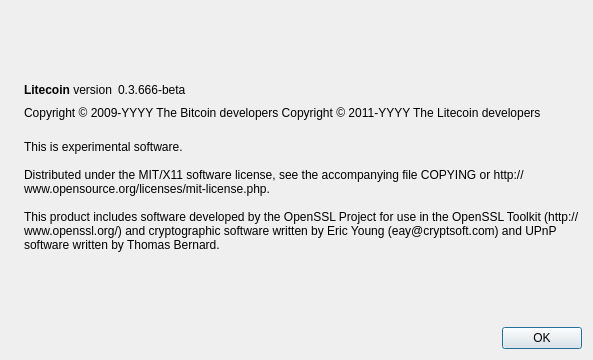
This is src/qt/forms/aboutdialog.ui in egulden-coin/egulden as Qt 5 draws it before an edit. The edited form follows.
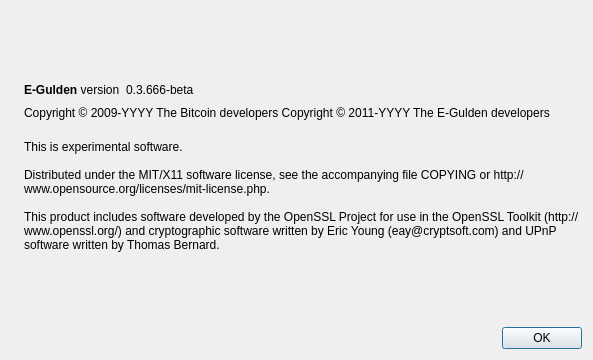
This is the edited form. Icons and pictures are not drawn.

Commit message: Replaced all instances of litecoin with e-gulden

What changed in the file:
```diff
--- a/src/qt/forms/aboutdialog.ui
+++ b/src/qt/forms/aboutdialog.ui
@@ -50,7 +50,7 @@
           <cursorShape>IBeamCursor</cursorShape>
          </property>
          <property name="text">
-          <string>&lt;b&gt;Litecoin&lt;/b&gt; version</string>
+          <string>&lt;b&gt;E-Gulden&lt;/b&gt; version</string>
          </property>
          <property name="textInteractionFlags">
           <set>Qt::LinksAccessibleByMouse|Qt::TextSelectableByKeyboard|Qt::TextSelectableByMouse</set>
@@ -92,7 +92,7 @@
        </property>
        <property name="text">
         <string notr="true">Copyright &amp;copy; 2009-YYYY The Bitcoin developers
-Copyright &amp;copy; 2011-YYYY The Litecoin developers</string>
+Copyright &amp;copy; 2011-YYYY The E-Gulden developers</string>
        </property>
        <property name="textFormat">
         <enum>Qt::RichText</enum>
```
Left out of the diff: 2 changed lines with no effect on the pictures. The commit also changes 95 other files.
